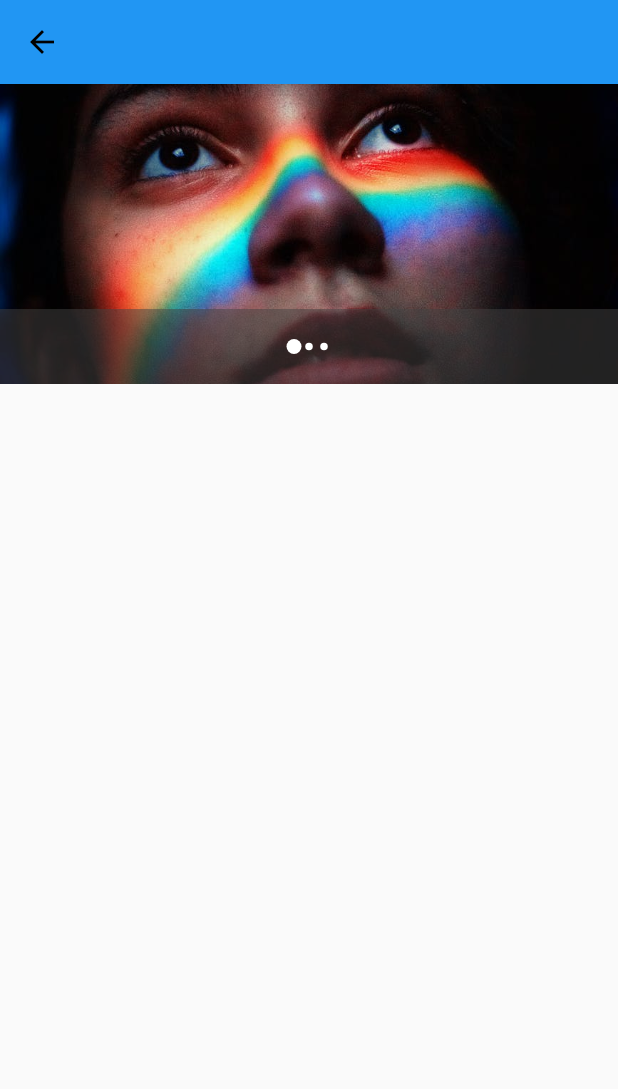
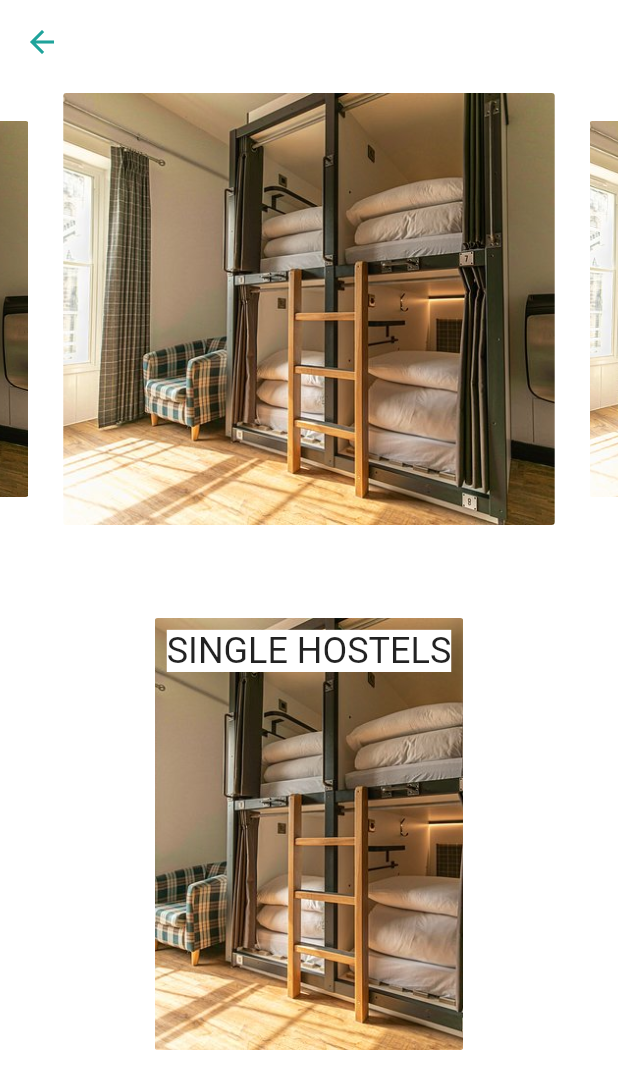
Before and after one commit to SpesTechnology/Ready_Rent, a Flutter app: the Hotels screen opened directly, on a phone screen of 412 x 824 dp. Shown: the top 1089 px of the screen. Run offline on Flutter 3.47's test engine with Material 2 defaults, Android fonts, the phone set to English and light mode, and no system bars; drawn by our look-alikes of carousel_pro, carousel_slider; our stand-ins replace animated_splash_screen.

Commit message:
added new changes

```diff
--- a/lib/hotels.dart
+++ b/lib/hotels.dart
@@ -1,7 +1,6 @@
-// ignore_for_file: import_of_legacy_library_into_null_safe
-
-import 'package:carousel_pro/carousel_pro.dart';
+import 'package:carousel_slider/carousel_slider.dart';
 import 'package:flutter/material.dart';
+import 'package:readyrent/constant.dart';
 
 class Hotels extends StatelessWidget {
   const Hotels({ Key? key }) : super(key: key);
@@ -9,24 +8,73 @@ class Hotels extends StatelessWidget {
   @override
   Widget build(BuildContext context) {
     return Scaffold(
+      backgroundColor: Colors.white,
       appBar: AppBar(
-        iconTheme:const IconThemeData(color:Colors.black),
+        iconTheme:const IconThemeData(color:kPrimaryColor),
+        backgroundColor: Colors.white,
+        elevation: 0,
       ),
       body: ListView(
         children:[
           SizedBox(
-            height: 200,
+            height: 300,
             width: double.infinity,
-            child: Carousel(
-              dotSize: 5.0,
-              dotSpacing: 10.0,
-              images: [Image.asset(
-                "assets/images/profile.jpeg",fit: BoxFit.cover,),
-                Image.asset(
-                "assets/images/profile.jpeg",fit: BoxFit.cover,),
-                Image.asset(
-                "assets/images/profile.jpeg",fit: BoxFit.cover,),
-                ],
+            child: CarouselSlider(
+              items: [
+                 Container(
+                  margin: const EdgeInsets.all(1.0),
+                  decoration: BoxDecoration(
+                    borderRadius: BorderRadius.circular(2.0),
+                    image: const DecorationImage(
+                      image: AssetImage("assets/images/hostelimage1.jpg"),
+                      fit: BoxFit.cover,
+                    ),
+                  ),
+                ),
+                ], options: CarouselOptions(
+                height: 290.0,
+                enlargeCenterPage: true,
+                autoPlay: true,
+                aspectRatio: 16 / 9,
+                autoPlayCurve: Curves.fastOutSlowIn,
+                enableInfiniteScroll: true,
+                autoPlayAnimationDuration: const Duration(milliseconds: 800),
+                viewportFraction: 0.8,
+              ),
+            ),
+          ),
+    const SizedBox(
+      height: 50,
+    ),
+           SizedBox(
+            height: 300,
+            width: double.infinity,
+            child: CarouselSlider(
+              items: [
+                 Container(
+                   child: const Padding(
+                     padding: EdgeInsets.all(8.0),
+                     child: Text("SINGLE HOSTELS",style:TextStyle(backgroundColor: Colors.white,fontSize: 24,),),
+                   ),
+                  margin: const EdgeInsets.all(1.0),
+                  decoration: BoxDecoration(
+                    borderRadius: BorderRadius.circular(2.0),
+                    image: const DecorationImage(
+                      image: AssetImage("assets/images/hostelimage1.jpg"),
+                      fit: BoxFit.cover,
+                    ),
+                  ),
+                ),
+                ], options: CarouselOptions(
+                height: 290.0,
+                enlargeCenterPage: true,
+                autoPlay: true,
+                aspectRatio: 16 / 9,
+                autoPlayCurve: Curves.fastOutSlowIn,
+                enableInfiniteScroll: true,
+                autoPlayAnimationDuration: const Duration(milliseconds: 800),
+                viewportFraction: 0.8,
+              ),
             ),
           ),
         ],
--- a/pubspec.yaml
+++ b/pubspec.yaml
@@ -40,7 +40,8 @@ dependencies:
   linkify: ^4.1.0
   # url_launcher: ^6.0.18
   gesture_x_detector: ^1.0.0
-  carousel_pro: ^1.0.0
+  carousel_slider: ^4.0.0
+
 
 
 
@@ -74,6 +75,7 @@ flutter:
       - assets/images/login.jpg
       - assets/images/logo.png
       - assets/images/profile.jpeg
+      - assets/images/hostelimage1.jpg
 
   #   - images/a_dot_ham.jpeg
 
```
Also changed, not shown: assets/images/hostelimage1.jpg (added), pubspec.lock.
